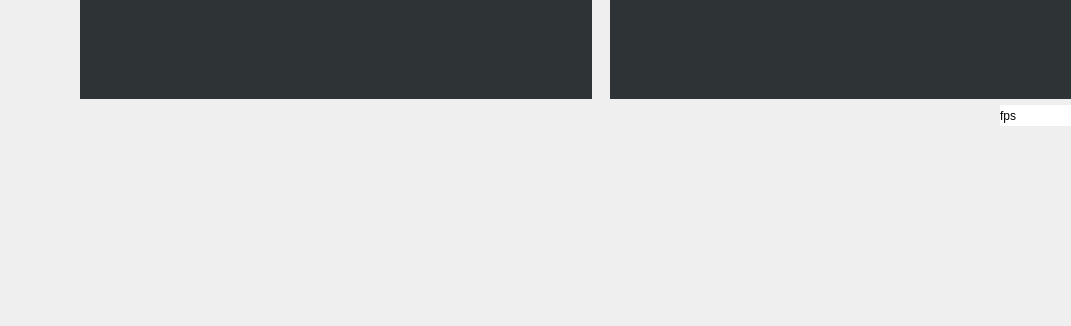
First picture: the form in GroundStation/AlgorithmTesting_ka/mainwindow.ui, repository kka-na/diva2, before the edit; both pictures show x 280 to 1351 and y 462 to 788 of the 1497 by 788 pixel window.
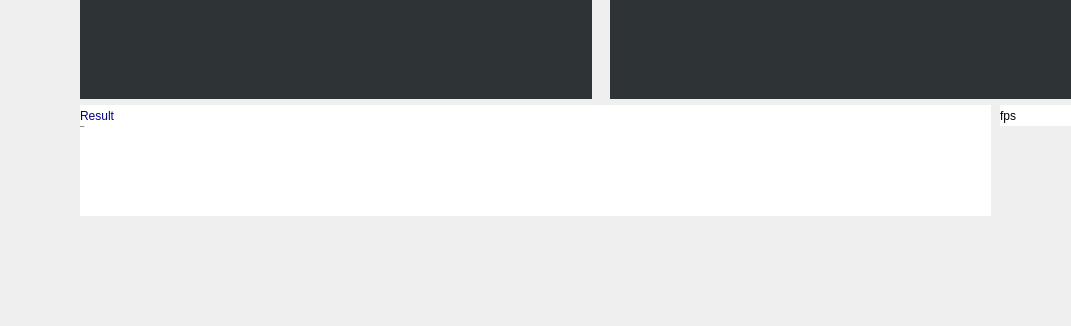
Second picture: the form after the edit.

What changed in the file:
```diff
--- a/GroundStation/AlgorithmTesting_ka/mainwindow.ui
+++ b/GroundStation/AlgorithmTesting_ka/mainwindow.ui
@@ -1733,6 +1733,458 @@
      <set>Qt::AlignCenter</set>
     </property>
    </widget>
+   <widget class="QLabel" name="label_Result_text2">
+    <property name="geometry">
+     <rect>
+      <x>360</x>
+      <y>570</y>
+      <width>911</width>
+      <height>91</height>
+     </rect>
+    </property>
+    <property name="palette">
+     <palette>
+      <active>
+       <colorrole role="WindowText">
+        <brush brushstyle="SolidPattern">
+         <color alpha="255">
+          <red>0</red>
+          <green>0</green>
+          <blue>0</blue>
+         </color>
+        </brush>
+       </colorrole>
+       <colorrole role="Button">
+        <brush brushstyle="SolidPattern">
+         <color alpha="255">
+          <red>255</red>
+          <green>255</green>
+          <blue>255</blue>
+         </color>
+        </brush>
+       </colorrole>
+       <colorrole role="Text">
+        <brush brushstyle="SolidPattern">
+         <color alpha="255">
+          <red>0</red>
+          <green>0</green>
+          <blue>0</blue>
+         </color>
+        </brush>
+       </colorrole>
+       <colorrole role="ButtonText">
+        <brush brushstyle="SolidPattern">
+         <color alpha="255">
+          <red>0</red>
+          <green>0</green>
+          <blue>0</blue>
+         </color>
+        </brush>
+       </colorrole>
+       <colorrole role="Base">
+        <brush brushstyle="SolidPattern">
+         <color alpha="255">
+          <red>255</red>
+          <green>255</green>
+          <blue>255</blue>
+         </color>
+        </brush>
+       </colorrole>
+       <colorrole role="Window">
+        <brush brushstyle="SolidPattern">
+         <color alpha="255">
+          <red>255</red>
+          <green>255</green>
+          <blue>255</blue>
+         </color>
+        </brush>
+       </colorrole>
+       <colorrole role="PlaceholderText">
+        <brush brushstyle="NoBrush">
+         <color alpha="128">
+          <red>0</red>
+          <green>0</green>
+          <blue>0</blue>
+         </color>
+        </brush>
+       </colorrole>
+      </active>
+      <inactive>
+       <colorrole role="WindowText">
+        <brush brushstyle="SolidPattern">
+         <color alpha="255">
+          <red>0</red>
+          <green>0</green>
+          <blue>0</blue>
+         </color>
+        </brush>
+       </colorrole>
+       <colorrole role="Button">
+        <brush brushstyle="SolidPattern">
+         <color alpha="255">
+          <red>255</red>
+          <green>255</green>
+          <blue>255</blue>
+         </color>
+        </brush>
+       </colorrole>
+       <colorrole role="Text">
+        <brush brushstyle="SolidPattern">
+         <color alpha="255">
+          <red>0</red>
+          <green>0</green>
+          <blue>0</blue>
+         </color>
+        </brush>
+       </colorrole>
+       <colorrole role="ButtonText">
+        <brush brushstyle="SolidPattern">
+         <color alpha="255">
+          <red>0</red>
+          <green>0</green>
+          <blue>0</blue>
+         </color>
+        </brush>
+       </colorrole>
+       <colorrole role="Base">
+        <brush brushstyle="SolidPattern">
+         <color alpha="255">
+          <red>255</red>
+          <green>255</green>
+          <blue>255</blue>
+         </color>
+        </brush>
+       </colorrole>
+       <colorrole role="Window">
+        <brush brushstyle="SolidPattern">
+         <color alpha="255">
+          <red>255</red>
+          <green>255</green>
+          <blue>255</blue>
+         </color>
+        </brush>
+       </colorrole>
+       <colorrole role="PlaceholderText">
+        <brush brushstyle="NoBrush">
+         <color alpha="128">
+          <red>0</red>
+          <green>0</green>
+          <blue>0</blue>
+         </color>
+        </brush>
+       </colorrole>
+      </inactive>
+      <disabled>
+       <colorrole role="WindowText">
+        <brush brushstyle="SolidPattern">
+         <color alpha="255">
+          <red>0</red>
+          <green>0</green>
+          <blue>0</blue>
+         </color>
+        </brush>
+       </colorrole>
+       <colorrole role="Button">
+        <brush brushstyle="SolidPattern">
+         <color alpha="255">
+          <red>255</red>
+          <green>255</green>
+          <blue>255</blue>
+         </color>
+        </brush>
+       </colorrole>
+       <colorrole role="Text">
+        <brush brushstyle="SolidPattern">
+         <color alpha="255">
+          <red>0</red>
+          <green>0</green>
+          <blue>0</blue>
+         </color>
+        </brush>
+       </colorrole>
+       <colorrole role="ButtonText">
+        <brush brushstyle="SolidPattern">
+         <color alpha="255">
+          <red>0</red>
+          <green>0</green>
+          <blue>0</blue>
+         </color>
+        </brush>
+       </colorrole>
+       <colorrole role="Base">
+        <brush brushstyle="SolidPattern">
+         <color alpha="255">
+          <red>255</red>
+          <green>255</green>
+          <blue>255</blue>
+         </color>
+        </brush>
+       </colorrole>
+       <colorrole role="Window">
+        <brush brushstyle="SolidPattern">
+         <color alpha="255">
+          <red>255</red>
+          <green>255</green>
+          <blue>255</blue>
+         </color>
+        </brush>
+       </colorrole>
+       <colorrole role="PlaceholderText">
+        <brush brushstyle="NoBrush">
+         <color alpha="128">
+          <red>0</red>
+          <green>0</green>
+          <blue>0</blue>
+         </color>
+        </brush>
+       </colorrole>
+      </disabled>
+     </palette>
+    </property>
+    <property name="font">
+     <font>
+      <family>Ubuntu Mono</family>
+      <pointsize>-1</pointsize>
+      <weight>75</weight>
+      <italic>true</italic>
+      <bold>true</bold>
+      <stylestrategy>PreferDefault</stylestrategy>
+      <kerning>true</kerning>
+     </font>
+    </property>
+    <property name="styleSheet">
+     <string notr="true">background-color: rgb(255, 255, 255);
+color : rgb(0, 0, 0);</string>
+    </property>
+    <property name="text">
+     <string>TextLabel</string>
+    </property>
+    <property name="alignment">
+     <set>Qt::AlignLeading|Qt::AlignLeft|Qt::AlignTop</set>
+    </property>
+    <property name="textInteractionFlags">
+     <set>Qt::LinksAccessibleByMouse</set>
+    </property>
+   </widget>
+   <widget class="QLabel" name="label_Result_text_title">
+    <property name="geometry">
+     <rect>
+      <x>360</x>
+      <y>550</y>
+      <width>911</width>
+      <height>21</height>
+     </rect>
+    </property>
+    <property name="palette">
+     <palette>
+      <active>
+       <colorrole role="WindowText">
+        <brush brushstyle="SolidPattern">
+         <color alpha="255">
+          <red>0</red>
+          <green>0</green>
+          <blue>128</blue>
+         </color>
+        </brush>
+       </colorrole>
+       <colorrole role="Button">
+        <brush brushstyle="SolidPattern">
+         <color alpha="255">
+          <red>255</red>
+          <green>255</green>
+          <blue>255</blue>
+         </color>
+        </brush>
+       </colorrole>
+       <colorrole role="Text">
+        <brush brushstyle="SolidPattern">
+         <color alpha="255">
+          <red>0</red>
+          <green>0</green>
+          <blue>128</blue>
+         </color>
+        </brush>
+       </colorrole>
+       <colorrole role="ButtonText">
+        <brush brushstyle="SolidPattern">
+         <color alpha="255">
+          <red>0</red>
+          <green>0</green>
+          <blue>128</blue>
+         </color>
+        </brush>
+       </colorrole>
+       <colorrole role="Base">
+        <brush brushstyle="SolidPattern">
+         <color alpha="255">
+          <red>255</red>
+          <green>255</green>
+          <blue>255</blue>
+         </color>
+        </brush>
+       </colorrole>
+       <colorrole role="Window">
+        <brush brushstyle="SolidPattern">
+         <color alpha="255">
+          <red>255</red>
+          <green>255</green>
+          <blue>255</blue>
+         </color>
+        </brush>
+       </colorrole>
+       <colorrole role="PlaceholderText">
+        <brush brushstyle="NoBrush">
+         <color alpha="128">
+          <red>0</red>
+          <green>0</green>
+          <blue>0</blue>
+         </color>
+        </brush>
+       </colorrole>
+      </active>
+      <inactive>
+       <colorrole role="WindowText">
+        <brush brushstyle="SolidPattern">
+         <color alpha="255">
+          <red>0</red>
+          <green>0</green>
+          <blue>128</blue>
+         </color>
+        </brush>
+       </colorrole>
+       <colorrole role="Button">
+        <brush brushstyle="SolidPattern">
+         <color alpha="255">
+          <red>255</red>
+          <green>255</green>
+          <blue>255</blue>
+         </color>
+        </brush>
+       </colorrole>
+       <colorrole role="Text">
+        <brush brushstyle="SolidPattern">
+         <color alpha="255">
+          <red>0</red>
+          <green>0</green>
+          <blue>128</blue>
+         </color>
+        </brush>
+       </colorrole>
+       <colorrole role="ButtonText">
+        <brush brushstyle="SolidPattern">
+         <color alpha="255">
+          <red>0</red>
+          <green>0</green>
+          <blue>128</blue>
+         </color>
+        </brush>
+       </colorrole>
+       <colorrole role="Base">
+        <brush brushstyle="SolidPattern">
+         <color alpha="255">
+          <red>255</red>
+          <green>255</green>
+          <blue>255</blue>
+         </color>
+        </brush>
+       </colorrole>
+       <colorrole role="Window">
+        <brush brushstyle="SolidPattern">
+         <color alpha="255">
+          <red>255</red>
+          <green>255</green>
+          <blue>255</blue>
+         </color>
+        </brush>
+       </colorrole>
+       <colorrole role="PlaceholderText">
+        <brush brushstyle="NoBrush">
+         <color alpha="128">
+          <red>0</red>
+          <green>0</green>
+          <blue>128</blue>
+         </color>
+        </brush>
+       </colorrole>
+      </inactive>
+      <disabled>
+       <colorrole role="WindowText">
+        <brush brushstyle="SolidPattern">
+         <color alpha="255">
+          <red>0</red>
+          <green>0</green>
+          <blue>128</blue>
+         </color>
+        </brush>
+       </colorrole>
+       <colorrole role="Button">
+        <brush brushstyle="SolidPattern">
+         <color alpha="255">
+          <red>255</red>
+          <green>255</green>
+          <blue>255</blue>
+         </color>
+        </brush>
+       </colorrole>
+       <colorrole role="Text">
+        <brush brushstyle="SolidPattern">
+         <color alpha="255">
+          <red>0</red>
+          <green>0</green>
+          <blue>128</blue>
+         </color>
+        </brush>
+       </colorrole>
+       <colorrole role="ButtonText">
+        <brush brushstyle="SolidPattern">
+         <color alpha="255">
+          <red>0</red>
+          <green>0</green>
+          <blue>128</blue>
+         </color>
+        </brush>
+       </colorrole>
+       <colorrole role="Base">
+        <brush brushstyle="SolidPattern">
+         <color alpha="255">
+          <red>255</red>
+          <green>255</green>
+          <blue>255</blue>
+         </color>
+        </brush>
+       </colorrole>
+       <colorrole role="Window">
+        <brush brushstyle="SolidPattern">
+         <color alpha="255">
+          <red>255</red>
+          <green>255</green>
+          <blue>255</blue>
+         </color>
+        </brush>
+       </colorrole>
+       <colorrole role="PlaceholderText">
+        <brush brushstyle="NoBrush">
+         <color alpha="128">
+          <red>0</red>
+          <green>0</green>
+          <blue>0</blue>
+         </color>
+        </brush>
+       </colorrole>
+      </disabled>
+     </palette>
+    </property>
+    <property name="styleSheet">
+     <string notr="true">background-color: rgb(255, 255, 255);
+color : rgb(0, 0, 128);</string>
+    </property>
+    <property name="text">
+     <string>Result</string>
+    </property>
+    <property name="textInteractionFlags">
+     <set>Qt::LinksAccessibleByMouse</set>
+    </property>
+   </widget>
   </widget>
   <widget class="QMenuBar" name="menubar">
    <property name="geometry">
```
Left out of the diff: 12 changed lines with no effect on the pictures.
